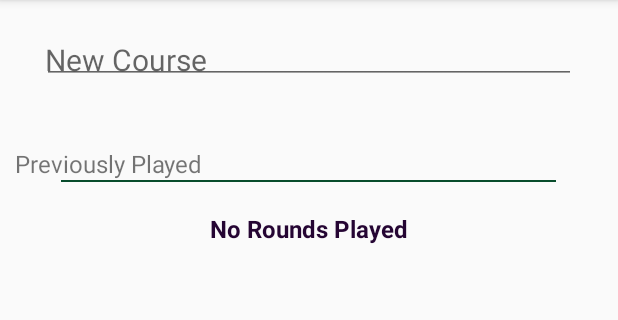
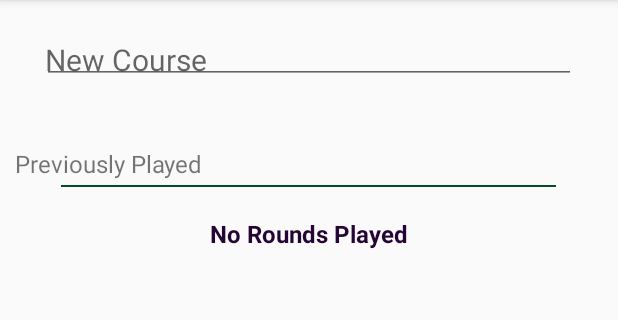
Before and after one commit to rmcase/Golf_V3, an Android app: the fragment CourseSelectionFragment shown on its own in the app's theme, on a phone screen of 412 x 824 dp, the part 84-404 px from its top. Run offline under Robolectric (Android 15) with nearby library versions, the phone set to English and light mode, and no system bars; our stand-ins replace data binding; libraries missing offline, so code that uses them is left out: info.hoang8f.widget; plain views replace FButton; 2 statements that could not run were skipped.

Commit message:
UI tweaks

```diff
--- a/app/src/main/res/layout/fragment_course_select.xml
+++ b/app/src/main/res/layout/fragment_course_select.xml
@@ -102,7 +102,8 @@
             <TableRow
                 android:layout_width="wrap_content"
                 android:layout_height="wrap_content"
-                android:gravity="center">
+                android:gravity="center"
+                android:layout_marginTop="3.5dp">
 
                 <ListView
                     android:id="@+id/savedCoursesList"
@@ -111,8 +112,8 @@
                     android:background="@color/fDarkPurple"
                     android:divider="@color/white"
                     android:dividerHeight="2dp"
-                    android:paddingLeft="10dp"
-                    android:paddingRight="10dp" />
+                    android:paddingLeft="12dp"
+                    android:paddingRight="12dp" />
             </TableRow>
         </TableLayout>
 
```
